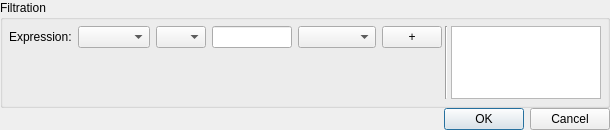
snip89/wsnsim-postprocessor, file ui/filtrationwidget.ui: the form before one commit.
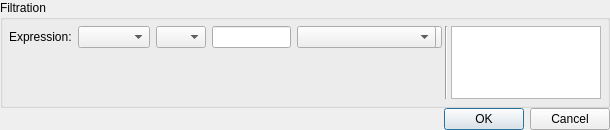
The form after the commit.

Commit message: filtration dialog: elements movements fixed

```diff
--- a/ui/filtrationwidget.ui
+++ b/ui/filtrationwidget.ui
@@ -174,6 +174,24 @@
             </item>
             <item row="0" column="4">
              <widget class="QComboBox" name="eventComboBox">
+              <property name="sizePolicy">
+               <sizepolicy hsizetype="Fixed" vsizetype="Fixed">
+                <horstretch>0</horstretch>
+                <verstretch>0</verstretch>
+               </sizepolicy>
+              </property>
+              <property name="minimumSize">
+               <size>
+                <width>139</width>
+                <height>0</height>
+               </size>
+              </property>
+              <property name="maximumSize">
+               <size>
+                <width>139</width>
+                <height>16777215</height>
+               </size>
+              </property>
               <property name="editable">
                <bool>false</bool>
               </property>
```
